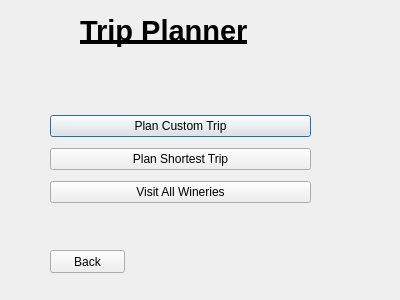
grenrock/cs1dQTRepository, file trip.ui: the form before one commit.
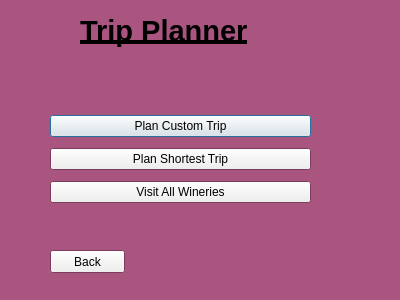
The form after the commit.

What changed in the file:
```diff
--- a/trip.ui
+++ b/trip.ui
@@ -10,6 +10,70 @@
     <height>300</height>
    </rect>
   </property>
+  <property name="palette">
+   <palette>
+    <active>
+     <colorrole role="Base">
+      <brush brushstyle="SolidPattern">
+       <color alpha="255">
+        <red>255</red>
+        <green>255</green>
+        <blue>255</blue>
+       </color>
+      </brush>
+     </colorrole>
+     <colorrole role="Window">
+      <brush brushstyle="SolidPattern">
+       <color alpha="255">
+        <red>170</red>
+        <green>85</green>
+        <blue>127</blue>
+       </color>
+      </brush>
+     </colorrole>
+    </active>
+    <inactive>
+     <colorrole role="Base">
+      <brush brushstyle="SolidPattern">
+       <color alpha="255">
+        <red>255</red>
+        <green>255</green>
+        <blue>255</blue>
+       </color>
+      </brush>
+     </colorrole>
+     <colorrole role="Window">
+      <brush brushstyle="SolidPattern">
+       <color alpha="255">
+        <red>170</red>
+        <green>85</green>
+        <blue>127</blue>
+       </color>
+      </brush>
+     </colorrole>
+    </inactive>
+    <disabled>
+     <colorrole role="Base">
+      <brush brushstyle="SolidPattern">
+       <color alpha="255">
+        <red>170</red>
+        <green>85</green>
+        <blue>127</blue>
+       </color>
+      </brush>
+     </colorrole>
+     <colorrole role="Window">
+      <brush brushstyle="SolidPattern">
+       <color alpha="255">
+        <red>170</red>
+        <green>85</green>
+        <blue>127</blue>
+       </color>
+      </brush>
+     </colorrole>
+    </disabled>
+   </palette>
+  </property>
   <property name="windowTitle">
    <string>Dialog</string>
   </property>
```
